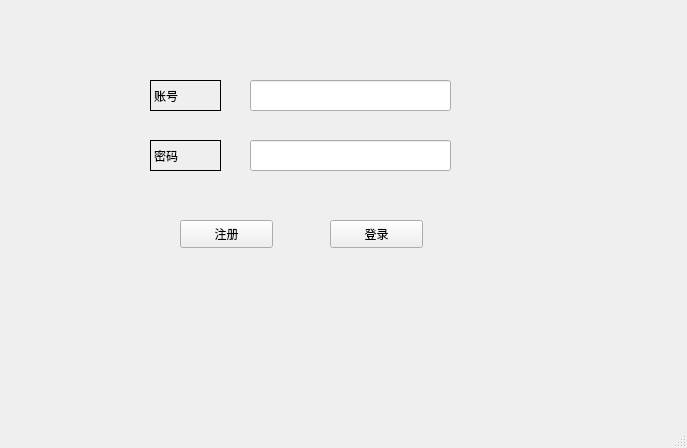
Before: the Qt Designer form mainwindow.ui in Marvin-mu/liveRadio, drawn with Qt 5.
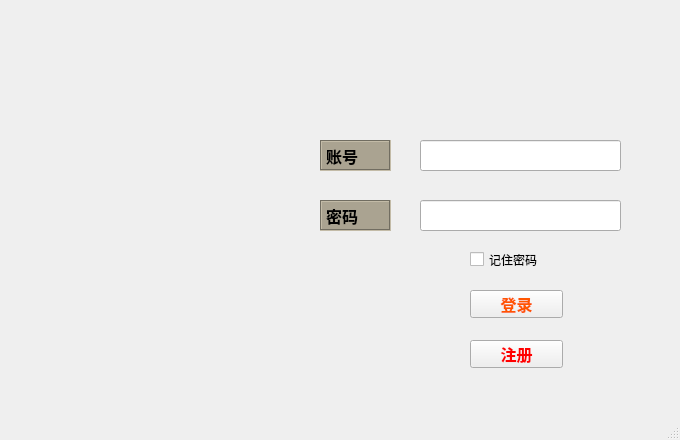
After: the same form once the commit is applied.

Patch:
```diff
--- a/mainwindow.ui
+++ b/mainwindow.ui
@@ -6,13 +6,16 @@
    <rect>
     <x>0</x>
     <y>0</y>
-    <width>687</width>
-    <height>448</height>
+    <width>680</width>
+    <height>440</height>
    </rect>
   </property>
   <property name="windowTitle">
    <string>MainWindow</string>
   </property>
+  <property name="styleSheet">
+   <string notr="true"/>
+  </property>
   <widget class="QWidget" name="centralwidget">
    <widget class="QPushButton" name="pushButton">
     <property name="geometry">
@@ -30,24 +33,38 @@
    <widget class="QPushButton" name="btn_regist">
     <property name="geometry">
      <rect>
-      <x>180</x>
-      <y>220</y>
+      <x>470</x>
+      <y>340</y>
       <width>93</width>
       <height>28</height>
      </rect>
     </property>
+    <property name="font">
+     <font>
+      <family>Agency FB</family>
+      <pointsize>12</pointsize>
+      <weight>75</weight>
+      <bold>true</bold>
+     </font>
+    </property>
     <property name="focusPolicy">
      <enum>Qt::ClickFocus</enum>
     </property>
+    <property name="styleSheet">
+     <string notr="true">color: rgb(255, 0, 0);</string>
+    </property>
     <property name="text">
      <string>注册</string>
     </property>
+    <property name="flat">
+     <bool>false</bool>
+    </property>
    </widget>
    <widget class="QLineEdit" name="lineEdit_name">
     <property name="geometry">
      <rect>
-      <x>250</x>
-      <y>80</y>
+      <x>420</x>
+      <y>140</y>
       <width>201</width>
       <height>31</height>
      </rect>
@@ -56,17 +73,28 @@
    <widget class="QLabel" name="label">
     <property name="geometry">
      <rect>
-      <x>150</x>
-      <y>80</y>
+      <x>320</x>
+      <y>140</y>
       <width>71</width>
       <height>31</height>
      </rect>
     </property>
+    <property name="font">
+     <font>
+      <family>Agency FB</family>
+      <pointsize>12</pointsize>
+      <weight>75</weight>
+      <bold>true</bold>
+     </font>
+    </property>
+    <property name="styleSheet">
+     <string notr="true">background-color: rgb(170, 163, 145);</string>
+    </property>
     <property name="frameShape">
-     <enum>QFrame::Panel</enum>
+     <enum>QFrame::Box</enum>
     </property>
     <property name="frameShadow">
-     <enum>QFrame::Plain</enum>
+     <enum>QFrame::Sunken</enum>
     </property>
     <property name="text">
      <string>账号</string>
@@ -75,14 +103,28 @@
    <widget class="QLabel" name="label_2">
     <property name="geometry">
      <rect>
-      <x>150</x>
-      <y>140</y>
+      <x>320</x>
+      <y>200</y>
       <width>71</width>
       <height>31</height>
      </rect>
     </property>
+    <property name="font">
+     <font>
+      <family>Agency FB</family>
+      <pointsize>12</pointsize>
+      <weight>75</weight>
+      <bold>true</bold>
+     </font>
+    </property>
+    <property name="styleSheet">
+     <string notr="true">background-color: rgb(170, 163, 145);</string>
+    </property>
     <property name="frameShape">
-     <enum>QFrame::Panel</enum>
+     <enum>QFrame::Box</enum>
+    </property>
+    <property name="frameShadow">
+     <enum>QFrame::Sunken</enum>
     </property>
     <property name="text">
      <string>密码</string>
@@ -91,26 +133,53 @@
    <widget class="QLineEdit" name="lineEdit_password">
     <property name="geometry">
      <rect>
-      <x>250</x>
-      <y>140</y>
+      <x>420</x>
+      <y>200</y>
       <width>201</width>
       <height>31</height>
      </rect>
     </property>
+    <property name="echoMode">
+     <enum>QLineEdit::Password</enum>
+    </property>
    </widget>
    <widget class="QPushButton" name="btn_login">
     <property name="geometry">
      <rect>
-      <x>330</x>
-      <y>220</y>
+      <x>470</x>
+      <y>290</y>
       <width>93</width>
       <height>28</height>
      </rect>
     </property>
+    <property name="font">
+     <font>
+      <family>Agency FB</family>
+      <pointsize>12</pointsize>
+      <weight>75</weight>
+      <bold>true</bold>
+     </font>
+    </property>
+    <property name="styleSheet">
+     <string notr="true">color: rgb(255, 85, 0);</string>
+    </property>
     <property name="text">
      <string>登录</string>
     </property>
    </widget>
+   <widget class="QCheckBox" name="checkBox">
+    <property name="geometry">
+     <rect>
+      <x>470</x>
+      <y>250</y>
+      <width>91</width>
+      <height>19</height>
+     </rect>
+    </property>
+    <property name="text">
+     <string>记住密码</string>
+    </property>
+   </widget>
   </widget>
   <widget class="QMenuBar" name="menubar">
    <property name="geometry">
```
Left out of the diff: 5 changed lines with no effect on the pictures.
